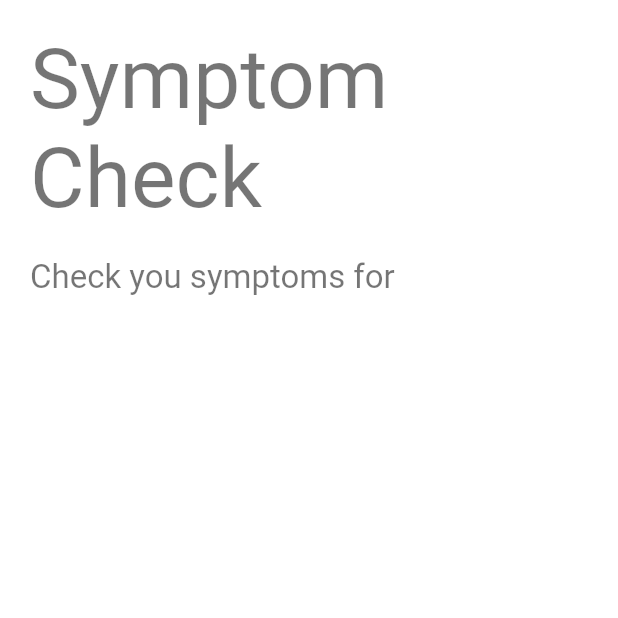
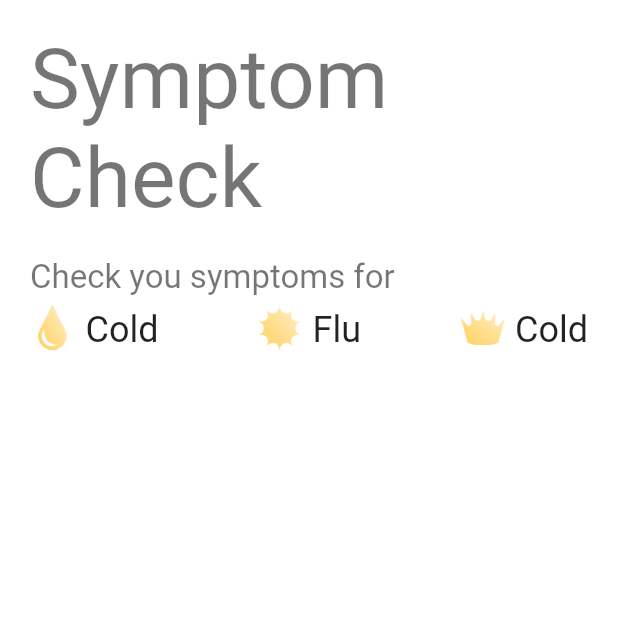
Before and after one commit to chashkovdaniil/yandex_intenstive, a Flutter app: the screen it shows after launch, on a phone screen of 412 x 824 dp, the top half of it. Run offline on Flutter 3.47's test engine with Material 2 defaults, Android fonts, the phone set to English and light mode, and no system bars.

Commit message:
Add SymptomCheckNamedIconTray

```diff
--- a/lib/modules/education/symptom_check.dart
+++ b/lib/modules/education/symptom_check.dart
@@ -22,6 +22,7 @@ class SymptomCheck extends StatelessWidget
               'Check you symptoms for',
               style: Theme.of(context).textTheme.caption!.copyWith(fontSize: 22.0),
             ),
+            SymptomCheckNamedIconTray(),
           ],
         ),
       )
@@ -31,4 +32,45 @@ class SymptomCheck extends StatelessWidget
 
 
 
+class NamedIcon extends StatelessWidget
+{
+  final String _title;
+  final String _icon;
+
+  @override
+  Widget build(BuildContext context)
+  {
+    return Row(
+      children: [
+        Image.asset(_icon, width: 30.0, height: 30.0),
+        const SizedBox(width: 7.0),
+        Padding(
+          padding: const EdgeInsets.only(top: 8.0, bottom: 4.0),
+          child: Text(_title, style: Theme.of(context).textTheme.headline5),
+        ),
+      ],
+    );
+  }
+
+  const NamedIcon(this._title, this._icon);
+}
+
+class SymptomCheckNamedIconTray extends StatelessWidget
+{
+  @override
+  Widget build(BuildContext context)
+  {
+    return Row(
+      mainAxisAlignment: MainAxisAlignment.spaceBetween,
+      children: const [
+        NamedIcon('Cold', 'assets/images/cold@3x.png'),
+        NamedIcon('Flu',  'assets/images/flu@3x.png'),
+        NamedIcon('Cold', 'assets/images/covid@3x.png'),
+      ],
+    );
+  }
+}
+
+
+
 // END
```
